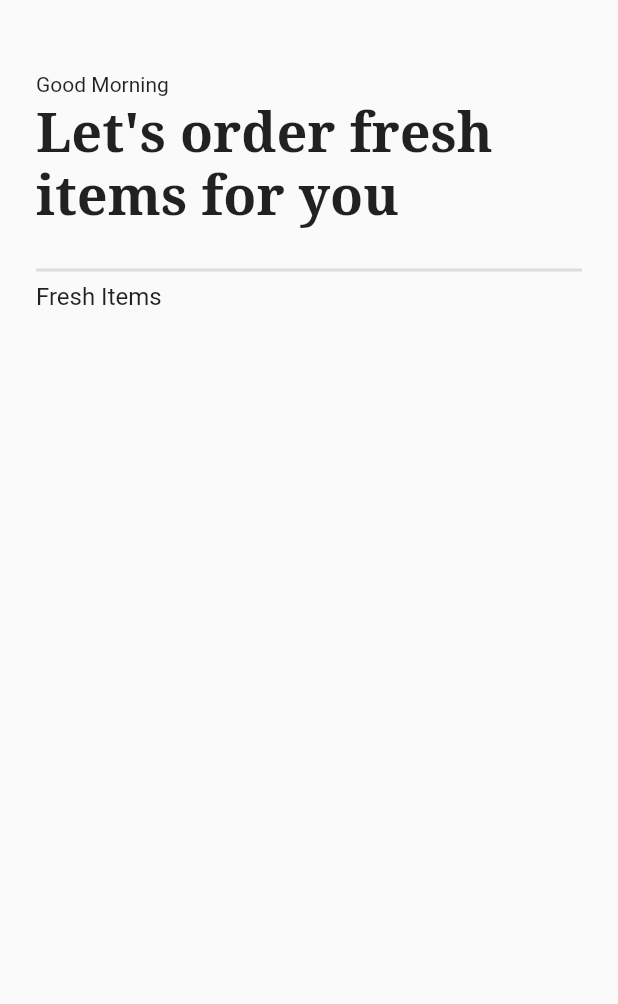
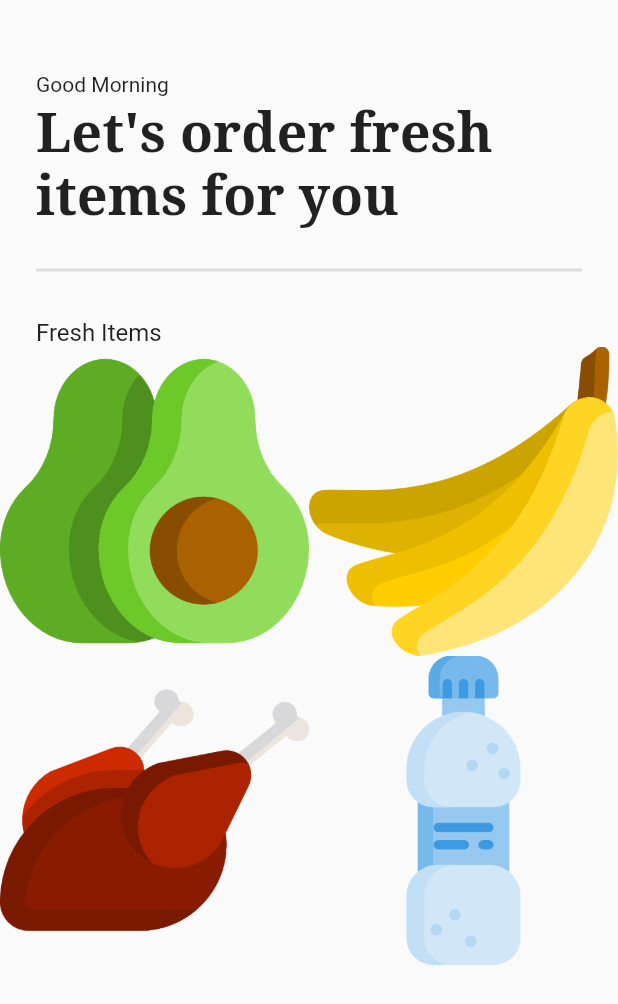
Before and after one commit to Chandara-Sin/grocery-shop-app, a Flutter app: the screen it shows after launch, after a tap on "Get Started", on a phone screen of 412 x 824 dp. Shown: the top 1004 px of the screen. Run offline on Flutter 3.47's test engine with Material 2 defaults, Android fonts, the phone set to English and light mode, and no system bars; our stand-ins replace google_fonts.

Commit message:
feat: add provider and implement cart model

```diff
--- a/lib/main.dart
+++ b/lib/main.dart
@@ -1,4 +1,6 @@
 import 'package:flutter/material.dart';
+import 'package:grocery_shop_app/model/cart_model.dart';
+import 'package:provider/provider.dart';
 
 import 'screens/intro_page.dart';
 
@@ -11,10 +13,13 @@ class MyApp extends StatelessWidget {
 
   @override
   Widget build(BuildContext context) {
-    return const MaterialApp(
-      title: 'Grocery Shop App',
-      debugShowCheckedModeBanner: false,
-      home: IntroPage(),
+    return ChangeNotifierProvider(
+      create: (context) => CartModel(),
+      child: const MaterialApp(
+        title: 'Grocery Shop App',
+        debugShowCheckedModeBanner: false,
+        home: IntroPage(),
+      ),
     );
   }
 }
--- a/lib/model/cart_model.dart
+++ b/lib/model/cart_model.dart
@@ -2,10 +2,10 @@ import 'package:flutter/material.dart';
 
 class CartModel extends ChangeNotifier {
   final List _shopItems = [
-    ["Avocado", "4.00", "assets/avocado.png", Colors.green],
-    ["Banana", "2.50", "assets/banana.png", Colors.yellow],
-    ["Chicken", "12.80", "assets/chicken.png", Colors.brown],
-    ["Water", "1.00", "assets/water.png", Colors.blue],
+    ["Avocado", "4.00", "assets/images/avocado.png", Colors.green],
+    ["Banana", "2.50", "assets/images/banana.png", Colors.yellow],
+    ["Chicken", "12.80", "assets/images/chicken.png", Colors.brown],
+    ["Water", "1.00", "assets/images/water.png", Colors.blue],
   ];
 
   get shopItems => _shopItems;
--- a/lib/screens/home_page.dart
+++ b/lib/screens/home_page.dart
@@ -1,5 +1,7 @@
 import 'package:flutter/material.dart';
 import 'package:google_fonts/google_fonts.dart';
+import 'package:grocery_shop_app/model/cart_model.dart';
+import 'package:provider/provider.dart';
 
 import '../widgets/grocery_item_tile.dart';
 
@@ -37,6 +39,7 @@ class HomePage extends StatelessWidget {
             thickness: 2,
           ),
         ),
+        const SizedBox(height: 24),
         const Padding(
           padding: EdgeInsets.symmetric(horizontal: 24.0),
           child: Text(
@@ -45,10 +48,18 @@ class HomePage extends StatelessWidget {
           ),
         ),
         Expanded(
-            child: GridView.builder(
-                gridDelegate: const SliverGridDelegateWithFixedCrossAxisCount(
-                    crossAxisCount: 2),
-                itemBuilder: ((context, index) => const GroceryItemTile())))
+            child: Consumer<CartModel>(
+                builder: ((context, value, child) => GridView.builder(
+                    itemCount: value.shopItems.length,
+                    gridDelegate:
+                        const SliverGridDelegateWithFixedCrossAxisCount(
+                            crossAxisCount: 2),
+                    itemBuilder: ((context, index) => GroceryItemTile(
+                          itemName: value.shopItems[index][0],
+                          itemPrice: value.shopItems[index][1],
+                          imgPath: value.shopItems[index][2],
+                          color: value.shopItems[index][3],
+                        ))))))
       ])),
     );
   }
--- a/lib/widgets/grocery_item_tile.dart
+++ b/lib/widgets/grocery_item_tile.dart
@@ -1,10 +1,21 @@
-import 'package:flutter/material.dart';
+import 'package:flutter/widgets.dart';
 
 class GroceryItemTile extends StatelessWidget {
-  const GroceryItemTile({super.key});
+  final String itemName;
+  final String itemPrice;
+  final String imgPath;
+  final Color color;
+  const GroceryItemTile(
+      {super.key,
+      required this.itemName,
+      required this.itemPrice,
+      required this.imgPath,
+      required this.color});
 
   @override
   Widget build(BuildContext context) {
-    return Container();
+    return Container(
+      child: Column(children: [Image.asset(imgPath)]),
+    );
   }
 }
--- a/pubspec.yaml
+++ b/pubspec.yaml
@@ -37,6 +37,7 @@ dependencies:
   # Use with the CupertinoIcons class for iOS style icons.
   cupertino_icons: ^1.0.2
   google_fonts: ^3.0.1
+  provider: ^6.0.4
 
 dev_dependencies:
   flutter_test:
@@ -62,7 +63,9 @@ flutter:
   # To add assets to your application, add an assets section, like this:
   assets:
     - assets/images/avocado.png
-  #   - images/a_dot_ham.jpeg
+    - assets/images/banana.png
+    - assets/images/chicken.png
+    - assets/images/water.png
 
   # An image asset can refer to one or more resolution-specific "variants", see
   # https://flutter.dev/assets-and-images/#resolution-aware
```
Also changed, not shown: pubspec.lock.
